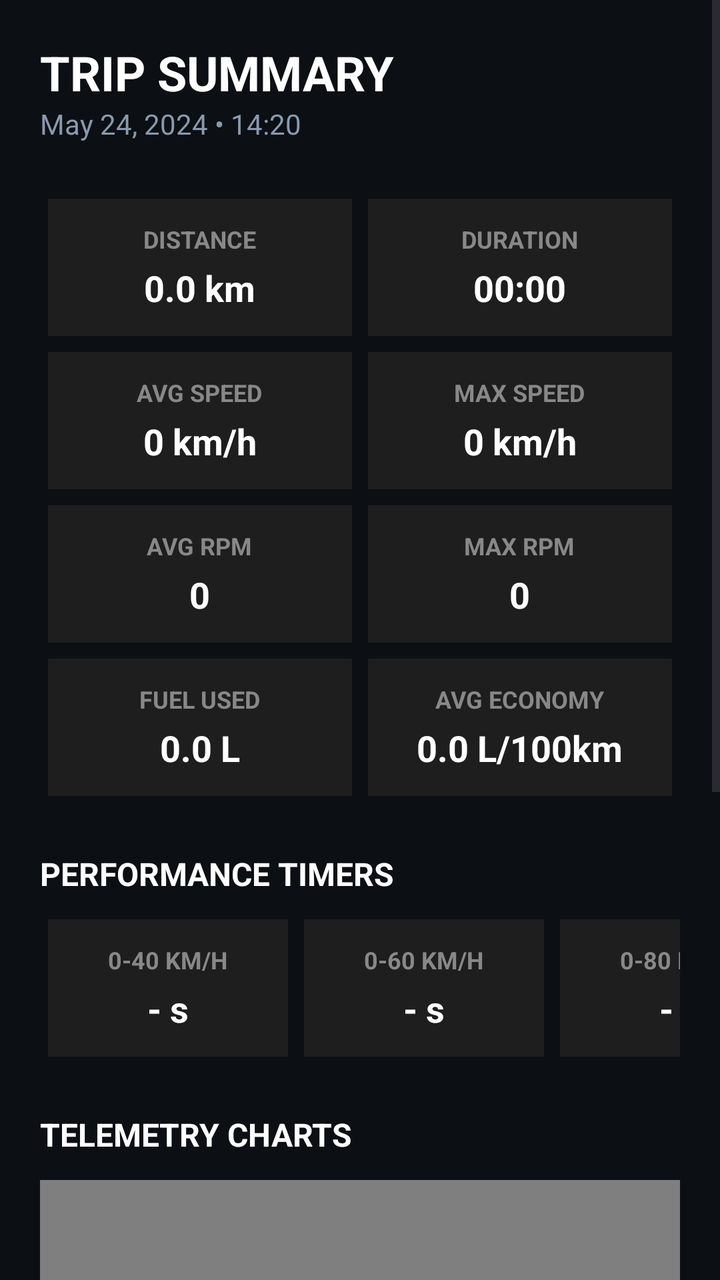
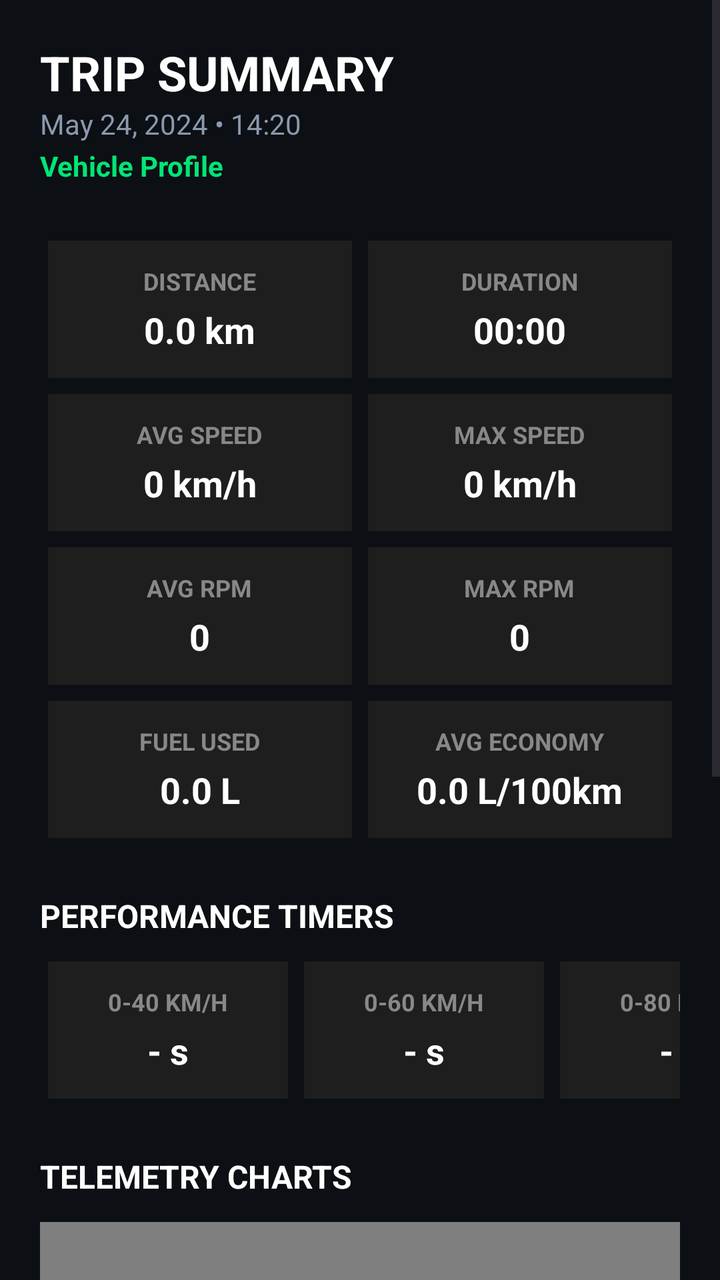

Two renders of the same Android screen: before a commit and after it. Below are the layout's source before the change and the commit's diff.
<!-- AndroidManifest.xml: activity theme Theme.OBDWizard -->
<!-- res/layout/activity_trip_summary.xml -->
<?xml version="1.0" encoding="utf-8"?>
<ScrollView xmlns:android="http://schemas.android.com/apk/res/android"
    android:layout_width="match_parent"
    android:layout_height="match_parent"
    android:background="#0C0F14"
    android:fillViewport="true">

    <LinearLayout
        android:layout_width="match_parent"
        android:layout_height="wrap_content"
        android:orientation="vertical"
        android:padding="20dp">

        <TextView
            android:layout_width="wrap_content"
            android:layout_height="wrap_content"
            android:text="TRIP SUMMARY"
            android:textColor="#FFFFFF"
            android:textSize="24sp"
            android:textStyle="bold" />

        <TextView
            android:id="@+id/txtTripTime"
            android:layout_width="wrap_content"
            android:layout_height="wrap_content"
            android:text="May 24, 2024 • 14:20"
            android:textColor="#8A99AD"
            android:textSize="14sp" />

        
        <GridLayout
            android:layout_width="match_parent"
            android:layout_height="wrap_content"
            android:layout_marginTop="24dp"
            android:columnCount="2"
            android:useDefaultMargins="true">

            <LinearLayout
                style="@style/DashboardCard"
                android:layout_width="0dp"
                android:layout_columnWeight="1">

                <TextView
                    style="@style/DashboardLabel"
                    android:text="DISTANCE" />

                <TextView
                    android:id="@+id/txtSumDistance"
                    style="@style/DashboardValue"
                    android:text="0.0 km" />
            </LinearLayout>

            <LinearLayout
                style="@style/DashboardCard"
                android:layout_width="0dp"
                android:layout_columnWeight="1">

                <TextView
                    style="@style/DashboardLabel"
                    android:text="DURATION" />

                <TextView
                    android:id="@+id/txtSumDuration"
                    style="@style/DashboardValue"
                    android:text="00:00" />
            </LinearLayout>

            <LinearLayout
                style="@style/DashboardCard"
                android:layout_width="0dp"
                android:layout_columnWeight="1">

                <TextView
                    style="@style/DashboardLabel"
                    android:text="AVG SPEED" />

                <TextView
                    android:id="@+id/txtSumAvgSpeed"
                    style="@style/DashboardValue"
                    android:text="0 km/h" />
            </LinearLayout>

            <LinearLayout
                style="@style/DashboardCard"
                android:layout_width="0dp"
                android:layout_columnWeight="1">

                <TextView
                    style="@style/DashboardLabel"
                    android:text="MAX SPEED" />

                <TextView
                    android:id="@+id/txtSumMaxSpeed"
                    style="@style/DashboardValue"
                    android:text="0 km/h" />
            </LinearLayout>

            <LinearLayout
                style="@style/DashboardCard"
                android:layout_width="0dp"
                android:layout_columnWeight="1">

                <TextView
                    style="@style/DashboardLabel"
                    android:text="AVG RPM" />

                <TextView
                    android:id="@+id/txtSumAvgRpm"
                    style="@style/DashboardValue"
                    android:text="0" />
            </LinearLayout>

            <LinearLayout
                style="@style/DashboardCard"
                android:layout_width="0dp"
                android:layout_columnWeight="1">

                <TextView
                    style="@style/DashboardLabel"
                    android:text="MAX RPM" />

                <TextView
                    android:id="@+id/txtSumMaxRpm"
                    style="@style/DashboardValue"
                    android:text="0" />
            </LinearLayout>

            <LinearLayout
                style="@style/DashboardCard"
                android:layout_width="0dp"
                android:layout_columnWeight="1">

                <TextView
                    style="@style/DashboardLabel"
                    android:text="FUEL USED" />

                <TextView
                    android:id="@+id/txtSumFuel"
                    style="@style/DashboardValue"
                    android:text="0.0 L" />
            </LinearLayout>

            <LinearLayout
                style="@style/DashboardCard"
                android:layout_width="0dp"
                android:layout_columnWeight="1">

                <TextView
                    style="@style/DashboardLabel"
                    android:text="AVG ECONOMY" />

                <TextView
                    android:id="@+id/txtSumEconomy"
                    style="@style/DashboardValue"
                    android:text="0.0 L/100km" />
            </LinearLayout>

        </GridLayout>

        
        <TextView
            android:layout_width="wrap_content"
            android:layout_height="wrap_content"
            android:layout_marginTop="24dp"
            android:text="PERFORMANCE TIMERS"
            android:textColor="#FFFFFF"
            android:textSize="16sp"
            android:textStyle="bold" />

        <HorizontalScrollView
            android:layout_width="match_parent"
            android:layout_height="wrap_content"
            android:layout_marginTop="8dp"
            android:scrollbars="none">

            <LinearLayout
                android:layout_width="wrap_content"
                android:layout_height="wrap_content"
                android:orientation="horizontal">

                <LinearLayout
                    style="@style/DashboardCard"
                    android:layout_width="120dp"
                    android:layout_marginEnd="8dp">

                    <TextView
                        style="@style/DashboardLabel"
                        android:text="0-40 KM/H" />

                    <TextView
                        android:id="@+id/txtSum0to40"
                        style="@style/DashboardValue"
                        android:text="- s" />
                </LinearLayout>

                <LinearLayout
                    style="@style/DashboardCard"
                    android:layout_width="120dp"
                    android:layout_marginEnd="8dp">

                    <TextView
                        style="@style/DashboardLabel"
                        android:text="0-60 KM/H" />

                    <TextView
                        android:id="@+id/txtSum0to60"
                        style="@style/DashboardValue"
                        android:text="- s" />
                </LinearLayout>

                <LinearLayout
                    style="@style/DashboardCard"
                    android:layout_width="120dp"
                    android:layout_marginEnd="8dp">

                    <TextView
                        style="@style/DashboardLabel"
                        android:text="0-80 KM/H" />

                    <TextView
                        android:id="@+id/txtSum0to80"
                        style="@style/DashboardValue"
                        android:text="- s" />
                </LinearLayout>

                <LinearLayout
                    style="@style/DashboardCard"
                    android:layout_width="120dp">

                    <TextView
                        style="@style/DashboardLabel"
                        android:text="0-100 KM/H" />

                    <TextView
                        android:id="@+id/txtSum0to100"
                        style="@style/DashboardValue"
                        android:text="- s" />
                </LinearLayout>
            </LinearLayout>
        </HorizontalScrollView>

        
        <TextView
            android:layout_width="wrap_content"
            android:layout_height="wrap_content"
            android:layout_marginTop="24dp"
            android:text="TELEMETRY CHARTS"
            android:textColor="#FFFFFF"
            android:textSize="16sp"
            android:textStyle="bold" />

        <com.github.mikephil.charting.charts.LineChart
            android:id="@+id/chartCombined"
            android:layout_width="match_parent"
            android:layout_height="300dp"
            android:layout_marginTop="12dp"
            android:background="@drawable/bg_dashboard_card" />

        <Button
            android:id="@+id/btnDone"
            android:layout_width="match_parent"
            android:layout_height="60dp"
            android:layout_marginTop="32dp"
            android:layout_marginBottom="32dp"
            android:backgroundTint="#00E5FF"
            android:text="CLOSE"
            android:textColor="#000000"
            android:textStyle="bold" />

    </LinearLayout>
</ScrollView>
<!-- resources referenced by this layout -->
<resources>
  <!-- drawable bg_dashboard_card (drawable) -->
  <?xml version="1.0" encoding="utf-8"?>
  <shape xmlns:android="http://schemas.android.com/apk/res/android"
      android:shape="rectangle">
      <solid android:color="#141A23" />
      <corners android:radius="16dp" />
      <stroke
          android:width="1dp"
          android:color="#222C3A" />
  </shape>
  <style name="DashboardCard">
          <item name="android:layout_width">0dp</item>
          <item name="android:layout_height">wrap_content</item>
          <item name="android:layout_margin">4dp</item>
          <item name="android:background">@color/card_bg</item>
          <item name="android:gravity">center</item>
          <item name="android:orientation">vertical</item>
          <item name="android:padding">12dp</item>
      </style>
  <style name="DashboardLabel">
          <item name="android:layout_width">wrap_content</item>
          <item name="android:layout_height">wrap_content</item>
          <item name="android:textColor">@color/text_gray</item>
          <item name="android:textSize">12sp</item>
          <item name="android:textStyle">bold</item>
      </style>
  <style name="DashboardValue">
          <item name="android:layout_width">wrap_content</item>
          <item name="android:layout_height">wrap_content</item>
          <item name="android:layout_marginTop">4dp</item>
          <item name="android:textColor">@color/text_white</item>
          <item name="android:textSize">18sp</item>
          <item name="android:textStyle">bold</item>
      </style>
  <style name="Theme.OBDWizard" parent="Base.Theme.OBDWizard" />
  <color name="card_bg">#1E1E1E</color>
  <color name="text_gray">#888888</color>
  <color name="text_white">#FFFFFF</color>
  <style name="Base.Theme.OBDWizard" parent="Theme.Material3.DayNight.NoActionBar">
          
          <item name="android:statusBarColor">#121212</item>
          <item name="android:navigationBarColor">#121212</item>
          <item name="android:windowBackground">#121212</item>
          
      </style>
</resources>

<!-- the commit's change to res/layout/activity_trip_summary.xml (unified diff, before → after) -->
@@ -27,6 +27,16 @@
             android:textColor="#8A99AD"
             android:textSize="14sp" />
 
+        <TextView
+            android:id="@+id/txtSumVehicleName"
+            android:layout_width="wrap_content"
+            android:layout_height="wrap_content"
+            android:layout_marginTop="2dp"
+            android:text="Vehicle Profile"
+            android:textColor="@color/accent_green"
+            android:textSize="14sp"
+            android:textStyle="bold" />
+
         
         <GridLayout
             android:layout_width="match_parent"
<!-- resource entries referenced after the edit -->
@@ -1,5 +1,6 @@
 <!-- resources referenced by this layout -->
 <resources>
+  <color name="accent_green">#00E676</color>
   <!-- drawable bg_dashboard_card (drawable) -->
   <?xml version="1.0" encoding="utf-8"?>
   <shape xmlns:android="http://schemas.android.com/apk/res/android"
